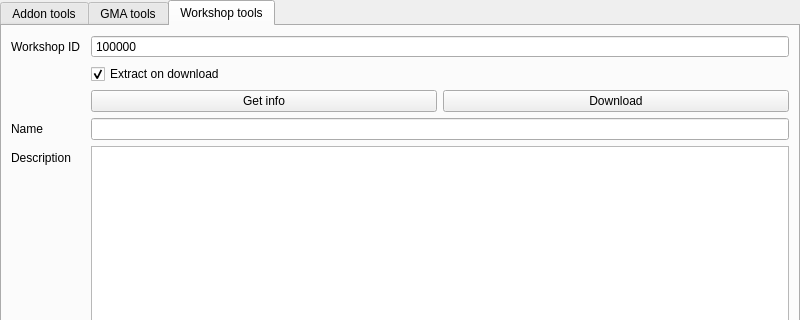
First picture: the form in ui/mainwindow.ui, repository FPtje/gmosh, before the edit; both pictures show x 0 to 800 and y 0 to 320 of the 800 by 643 pixel window.
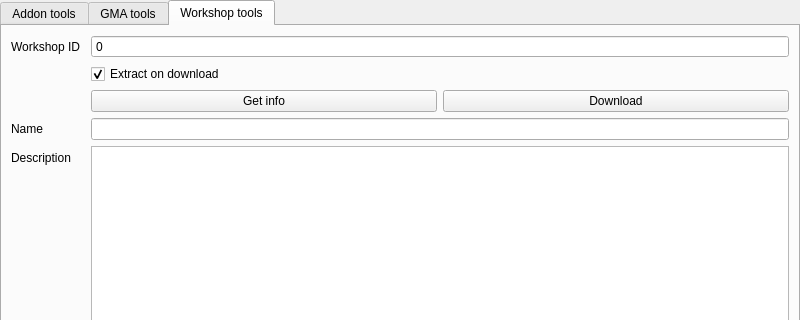
Second picture: the form after the edit. The open tabs and pages were chosen to show the change.

Commit message: Store useful things

```diff
--- a/ui/mainwindow.ui
+++ b/ui/mainwindow.ui
@@ -852,7 +852,7 @@
              <double>10000000000000000000000.000000000000000</double>
             </property>
             <property name="value">
-             <double>425998560.000000000000000</double>
+             <double>0.000000000000000</double>
             </property>
            </widget>
           </item>
```
Left out of the diff: 5 changed lines with no effect on the pictures. The commit also changes 1 other file.
